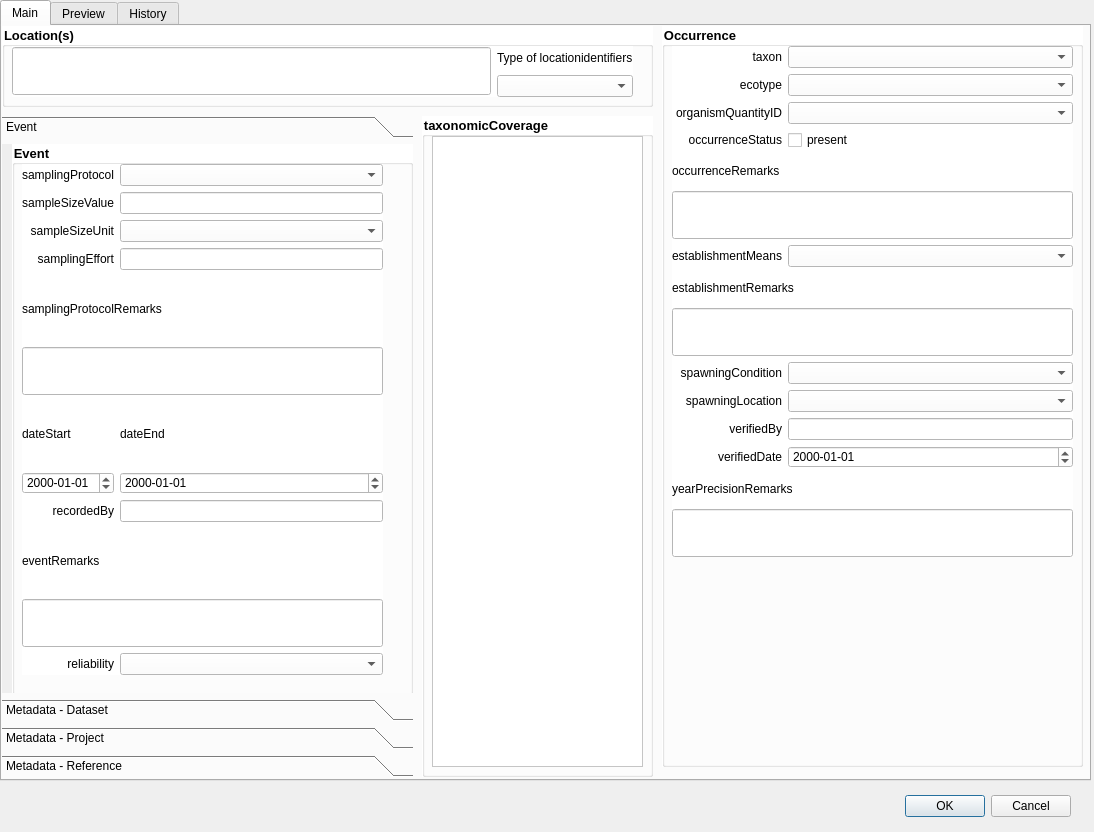
Above: nofa_insert_dialog_base.ui from NINAnor/NOFAInsert before the change. Below: the same form after it.
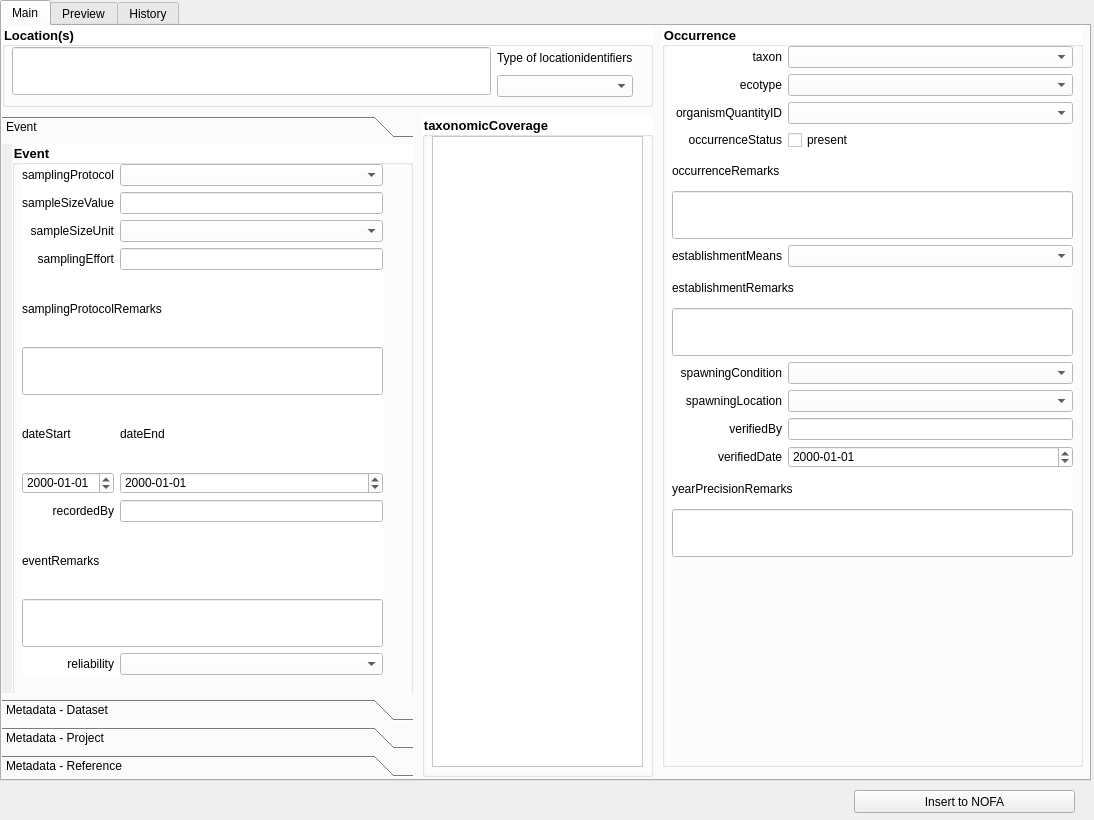
That is the form after the change.

Commit message: preview window

```diff
--- a/nofa_insert_dialog_base.ui
+++ b/nofa_insert_dialog_base.ui
@@ -7,28 +7,12 @@
     <x>0</x>
     <y>0</y>
     <width>1094</width>
-    <height>832</height>
+    <height>820</height>
    </rect>
   </property>
   <property name="windowTitle">
    <string>NOFAInsert</string>
   </property>
-  <widget class="QDialogButtonBox" name="button_box">
-   <property name="geometry">
-    <rect>
-     <x>880</x>
-     <y>790</y>
-     <width>191</width>
-     <height>32</height>
-    </rect>
-   </property>
-   <property name="orientation">
-    <enum>Qt::Horizontal</enum>
-   </property>
-   <property name="standardButtons">
-    <set>QDialogButtonBox::Cancel|QDialogButtonBox::Ok</set>
-   </property>
-  </widget>
   <widget class="QTabWidget" name="tabWidget">
    <property name="geometry">
     <rect>
@@ -1220,6 +1204,19 @@
     </widget>
    </widget>
   </widget>
+  <widget class="QPushButton" name="insert_button">
+   <property name="geometry">
+    <rect>
+     <x>854</x>
+     <y>790</y>
+     <width>221</width>
+     <height>23</height>
+    </rect>
+   </property>
+   <property name="text">
+    <string>Insert to NOFA</string>
+   </property>
+  </widget>
  </widget>
  <resources/>
  <connections>
```
Left out of the diff: 35 changed lines with no effect on the pictures. The commit also changes 3 other files.
